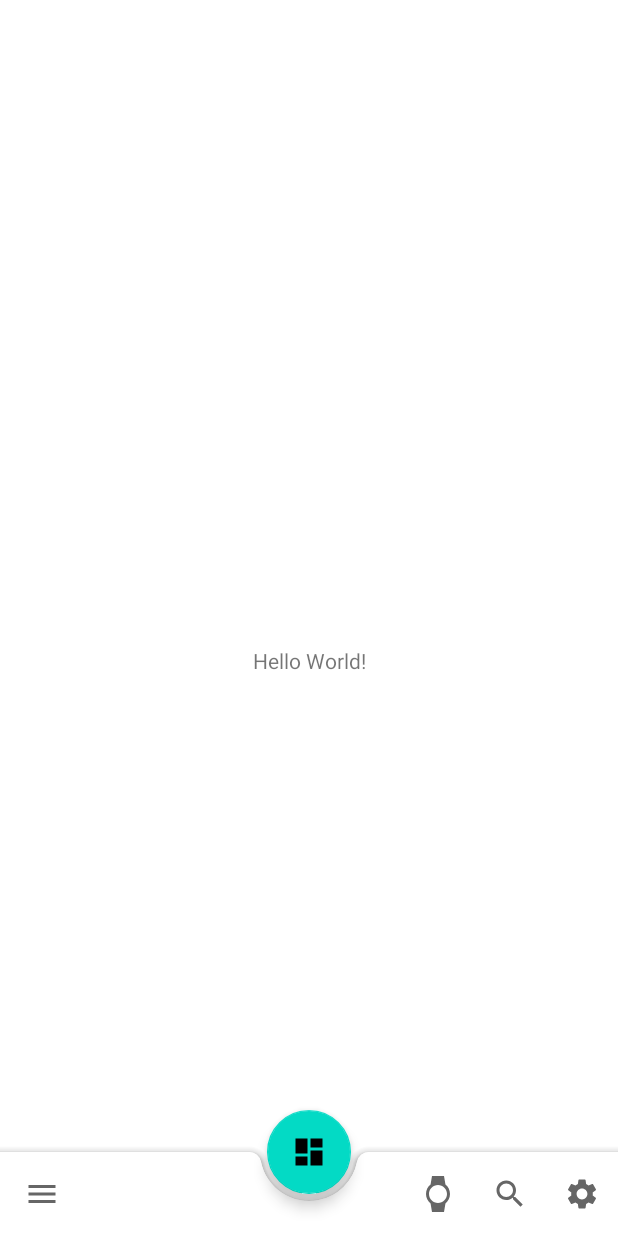
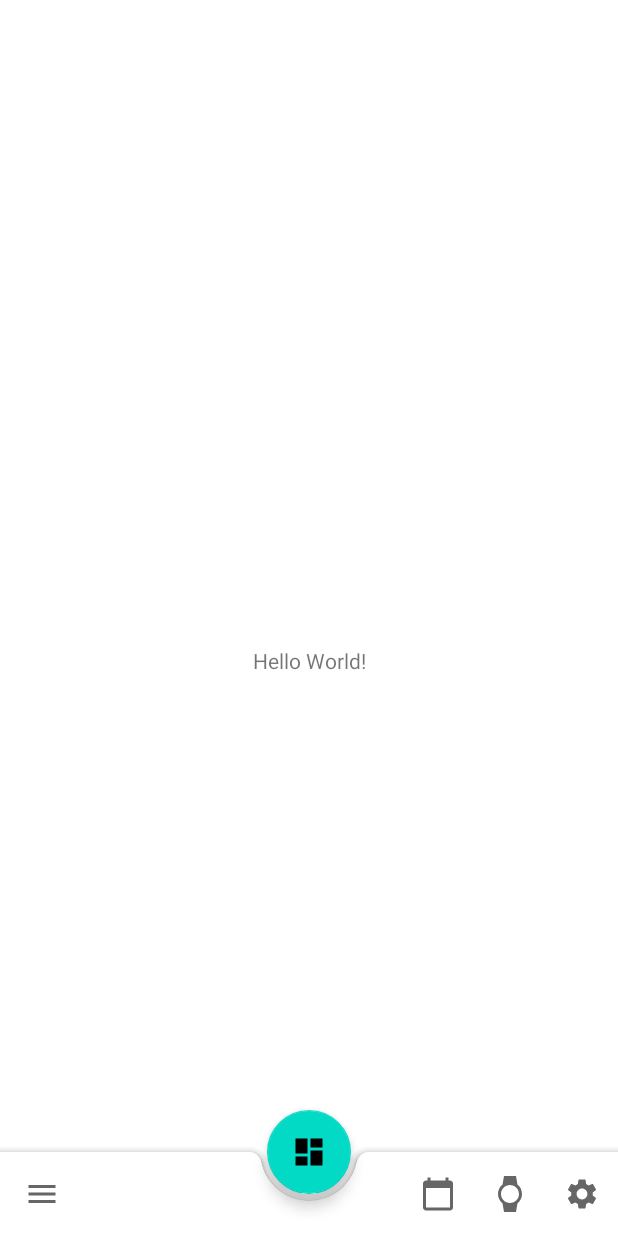
Before and after one commit to SunnyDong-xyd/Coriander, an Android app: the screen it shows after launch (MainActivity), after a tap on "Hardware", on a phone screen of 412 x 824 dp. Run offline under Robolectric (Android 15) with nearby library versions, the phone set to English and light mode, and no system bars.

Commit message:
Added navigation functionality to FAB (floating action button).
Moved some OnCreate functionality from OnCreate to separate class loadBaseElements in BaseActivity.java.
Changed MainActivity.java OnCreate to call loadBaseElements after setContentView
FAB now navigates to new activity PanicActivity.
Added navigation back to MainActivity on calendar button.

```diff
--- a/app/src/main/AndroidManifest.xml
+++ b/app/src/main/AndroidManifest.xml
@@ -9,13 +9,14 @@
         android:roundIcon="@mipmap/ic_launcher_round"
         android:supportsRtl="true"
         android:theme="@style/Theme.Coriander">
-        <activity android:name=".BaseActivity">
-            </activity>
+        <activity android:name=".PanicActivity"></activity>
+        <activity android:name=".BaseActivity"></activity>
         <activity
             android:name=".MainActivity"
             android:label="@string/app_name">
             <intent-filter>
                 <action android:name="android.intent.action.MAIN" />
+
                 <category android:name="android.intent.category.LAUNCHER" />
             </intent-filter>
         </activity>
--- a/app/src/main/java/com/example/coriander/BaseActivity.java
+++ b/app/src/main/java/com/example/coriander/BaseActivity.java
@@ -2,9 +2,15 @@ package com.example.coriander;
 
 import androidx.appcompat.app.AppCompatActivity;
 import androidx.appcompat.widget.Toolbar;
+
+import android.content.Intent;
 import android.os.Bundle;
 import android.view.Menu;
 import android.view.MenuItem;
+import android.view.View;
+import android.widget.Toast;
+
+import com.google.android.material.floatingactionbutton.FloatingActionButton;
 
 public abstract class BaseActivity extends AppCompatActivity {
 
@@ -12,8 +18,18 @@ public abstract class BaseActivity extends AppCompatActivity {
     protected void onCreate(Bundle savedInstanceState) {
         super.onCreate(savedInstanceState);
         setContentView(R.layout.activity_base);
+    }
+
+    protected void loadBaseElements(){
         Toolbar toolbar = (Toolbar)findViewById(R.id.bottom_app_bar);
         setSupportActionBar(toolbar);
+        FloatingActionButton fab = (FloatingActionButton)findViewById(R.id.fab);
+        fab.setOnClickListener(new View.OnClickListener() {
+            @Override
+            public void onClick(View v) {
+                startActivity(new Intent(getApplicationContext(), PanicActivity.class));
+            }
+        });
     }
 
     @Override
@@ -26,14 +42,17 @@ public abstract class BaseActivity extends AppCompatActivity {
     public boolean onOptionsItemSelected(MenuItem item) {
         // Handle item selection
         switch (item.getItemId()) {
+            case R.id.app_bar_main:
+                //Return to main menu
+                startActivity(new Intent(getApplicationContext(), MainActivity.class));
+                return true;
             case R.id.app_bar_hardware:
-                //hardware functionality
-                return true;
-            case R.id.app_bar_search:
-                //search functionality
+                //Hardware functionality
+                Toast.makeText(getApplicationContext(), "Hardware", Toast.LENGTH_LONG).show();
                 return true;
             case R.id.app_bar_settings:
-                //settings;
+                //Settings (fragment?);
+                Toast.makeText(getApplicationContext(), "Settings", Toast.LENGTH_LONG).show();
                 return true;
             case android.R.id.home:
                 MainDrawerFragment mainNavDrawerFragment = new MainDrawerFragment();
--- a/app/src/main/java/com/example/coriander/MainActivity.java
+++ b/app/src/main/java/com/example/coriander/MainActivity.java
@@ -1,16 +1,15 @@
 package com.example.coriander;
 
 import android.os.Bundle;
-import androidx.appcompat.widget.Toolbar;
 
 public class MainActivity extends BaseActivity {
     //REMINDER: Change all hardcoded strings in xml files to @string resource
-    @Override
+    //Note: May want to change activity transition animations
+    //@Override
     protected void onCreate(Bundle savedInstanceState) {
         super.onCreate(savedInstanceState);
         setContentView(R.layout.activity_main);
-        Toolbar toolbar = findViewById(R.id.bottom_app_bar);
-        setSupportActionBar(toolbar);
+        super.loadBaseElements();
     }
 
 }
--- a/app/src/main/java/com/example/coriander/MainDrawerFragment.java
+++ b/app/src/main/java/com/example/coriander/MainDrawerFragment.java
@@ -12,5 +12,6 @@ public class MainDrawerFragment extends BottomSheetDialogFragment {
     @Override
     public View onCreateView(LayoutInflater inflater, ViewGroup container, Bundle savedInstanceState) {
         return inflater.inflate(R.layout.fragment_bottomsheet, container, false);
+        //Button declarations
     }
 }
--- /dev/null
+++ b/app/src/main/res/drawable/ic_baseline_calendar_today_24.xml
@@ -0,0 +1,10 @@
+<vector xmlns:android="http://schemas.android.com/apk/res/android"
+    android:width="24dp"
+    android:height="24dp"
+    android:viewportWidth="24"
+    android:viewportHeight="24"
+    android:tint="?attr/colorControlNormal">
+  <path
+      android:fillColor="@android:color/white"
+      android:pathData="M20,3h-1L19,1h-2v2L7,3L7,1L5,1v2L4,3c-1.1,0 -2,0.9 -2,2v16c0,1.1 0.9,2 2,2h16c1.1,0 2,-0.9 2,-2L22,5c0,-1.1 -0.9,-2 -2,-2zM20,21L4,21L4,8h16v13z"/>
+</vector>
--- a/app/src/main/res/menu/main_menu.xml
+++ b/app/src/main/res/menu/main_menu.xml
@@ -4,23 +4,23 @@
     xmlns:tools="http://schemas.android.com/tools">
 
     <item
+        android:id="@+id/app_bar_main"
+        android:enabled="true"
+        android:icon="@drawable/ic_baseline_calendar_today_24"
+        android:title="Calendar"
+        app:showAsAction="always" />
+
+    <item
         android:id="@+id/app_bar_hardware"
         android:enabled="true"
         android:icon="@drawable/ic_baseline_watch_24"
         android:title="Hardware"
-        app:showAsAction="ifRoom" />
-
-    <item
-        android:id="@+id/app_bar_search"
-        android:enabled="true"
-        android:title="Search"
-        android:icon="@drawable/ic_baseline_search_24"
-        app:showAsAction="ifRoom" />
+        app:showAsAction="always" />
 
     <item
         android:id="@+id/app_bar_settings"
         android:enabled="true"
         android:title="Settings"
         android:icon="@drawable/ic_baseline_settings_24"
-        app:showAsAction="ifRoom" />
+        app:showAsAction="always" />
 </menu>
```
Also changed, not shown: app/src/main/java/com/example/coriander/PanicActivity.java (added, +14 -0 lines), app/src/main/res/layout/activity_panic.xml (added, +9 -0 lines).
